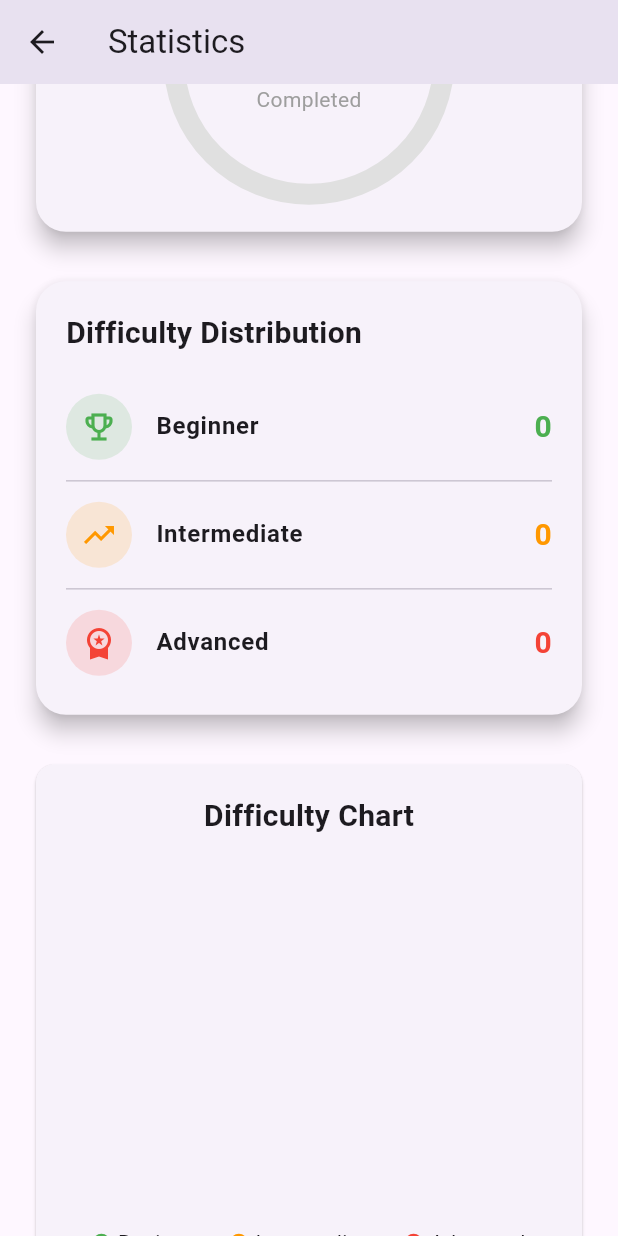
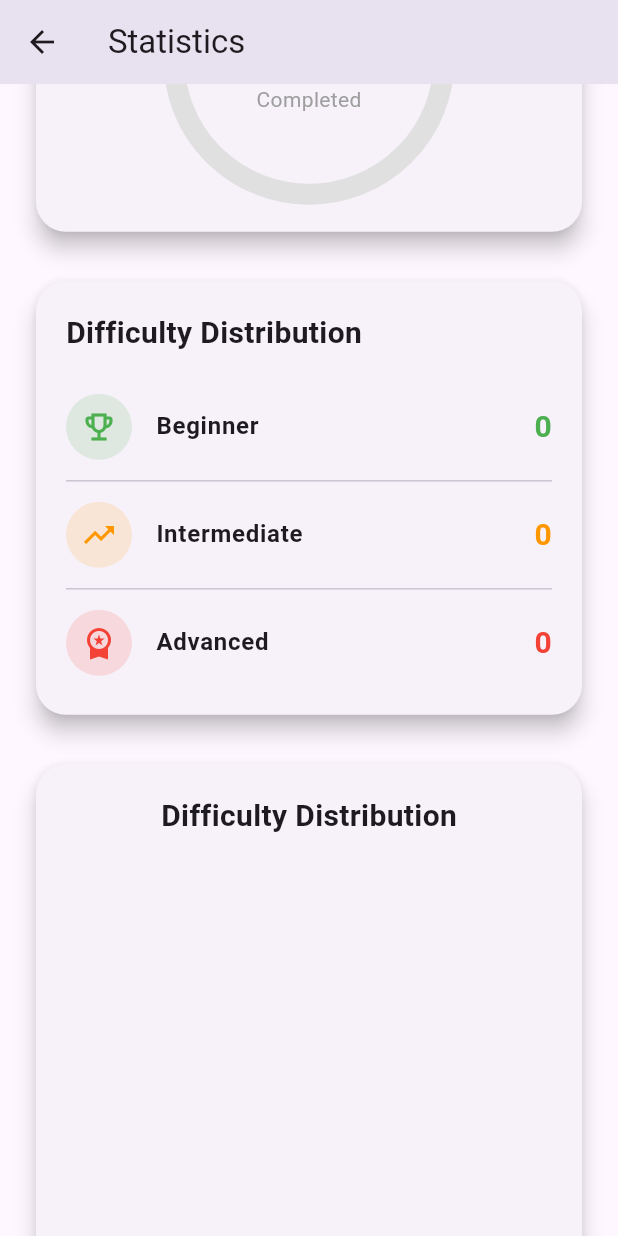
Before and after one commit to nayananpatel18-ui/skillsprint, a Flutter app: the StatisticsScreen screen opened directly, scrolled down 576 dp, on a phone screen of 412 x 824 dp. Run offline on Flutter 3.47's test engine with Material 3 defaults, Android fonts, the phone set to English and light mode, and no system bars; drawn by our look-alikes of fl_chart; our stand-ins replace cloud_firestore, firebase_auth, firebase_core; accounts and stored records are empty.

Commit message:
refactor(statistics): extract difficulty pie chart into reusable widget

```diff
--- a/lib/screens/statistics_screen.dart
+++ b/lib/screens/statistics_screen.dart
@@ -4,6 +4,7 @@ import 'package:cloud_firestore/cloud_firestore.dart';
 import 'package:fl_chart/fl_chart.dart';
 import '../widgets/progress_ring.dart';
 import '../widgets/difficulty_card.dart';
+import '../widgets/difficulty_pie_chart.dart';
 
 
 import '../widgets/stat_card.dart';
@@ -127,10 +128,10 @@ Widget buildStatistics(List<QueryDocumentSnapshot> docs) {
 
 const SizedBox(height: 25),
 
-buildPieChart(
-  beginner,
-  intermediate,
-  advanced,
+DifficultyPieChart(
+  beginner: beginner,
+  intermediate: intermediate,
+  advanced: advanced,
 ),
 
 
@@ -199,167 +200,6 @@ Widget buildOverviewCards(
 }
 
 
-Widget buildPieChart(
-
-    int beginner,
-    int intermediate,
-    int advanced,
-
-) {
-
-  return Card(
-
-    child: Padding(
-
-      padding: const EdgeInsets.all(20),
-
-      child: Column(
-
-        children: [
-
-          const Text(
-
-            "Difficulty Chart",
-
-            style: TextStyle(
-              fontSize: 20,
-              fontWeight: FontWeight.bold,
-            ),
-
-          ),
-
-          const SizedBox(height: 20),
-
-          SizedBox(
-
-            height: 220,
-
-            child: PieChart(
-
-              PieChartData(
-
-                sectionsSpace: 4,
-
-                centerSpaceRadius: 45,
-
-                sections: [
-
-                  PieChartSectionData(
-
-                    value: beginner.toDouble(),
-
-                    color: Colors.green,
-
-                    title: beginner.toString(),
-
-                    radius: 65,
-
-                  ),
-
-                  PieChartSectionData(
-
-                    value: intermediate.toDouble(),
-
-                    color: Colors.orange,
-
-                    title: intermediate.toString(),
-
-                    radius: 65,
-
-                  ),
-
-                  PieChartSectionData(
-
-                    value: advanced.toDouble(),
-
-                    color: Colors.red,
-
-                    title: advanced.toString(),
-
-                    radius: 65,
-
-                  ),
-
-                ],
-
-              ),
-
-            ),
-
-          ),
-
-          const SizedBox(height: 20),
-
-          const Row(
-
-            mainAxisAlignment: MainAxisAlignment.spaceEvenly,
-
-            children: [
-
-              Row(
-
-                children: [
-
-                  CircleAvatar(
-                    radius: 6,
-                    backgroundColor: Colors.green,
-                  ),
-
-                  SizedBox(width: 5),
-
-                  Text("Beginner"),
-
-                ],
-
-              ),
-
-              Row(
-
-                children: [
-
-                  CircleAvatar(
-                    radius: 6,
-                    backgroundColor: Colors.orange,
-                  ),
-
-                  SizedBox(width: 5),
-
-                  Text("Intermediate"),
-
-                ],
-
-              ),
-
-              Row(
-
-                children: [
-
-                  CircleAvatar(
-                    radius: 6,
-                    backgroundColor: Colors.red,
-                  ),
-
-                  SizedBox(width: 5),
-
-                  Text("Advanced"),
-
-                ],
-
-              ),
-
-            ],
-
-          ),
-
-        ],
-
-      ),
-
-    ),
-
-  );
-
-}
 
 Widget buildLatestSkill(String latestSkill) {
 
--- /dev/null
+++ b/lib/widgets/difficulty_pie_chart.dart
@@ -0,0 +1,155 @@
+import 'package:flutter/material.dart';
+import 'package:fl_chart/fl_chart.dart';
+
+class DifficultyPieChart extends StatelessWidget {
+  final int beginner;
+  final int intermediate;
+  final int advanced;
+
+  const DifficultyPieChart({
+    super.key,
+    required this.beginner,
+    required this.intermediate,
+    required this.advanced,
+  });
+
+  @override
+  Widget build(BuildContext context) {
+    final total = beginner + intermediate + advanced;
+
+    return Card(
+      elevation: 6,
+      shape: RoundedRectangleBorder(
+        borderRadius: BorderRadius.circular(20),
+      ),
+      child: Padding(
+        padding: const EdgeInsets.all(20),
+        child: Column(
+          children: [
+
+            const Text(
+              "Difficulty Distribution",
+              style: TextStyle(
+                fontSize: 20,
+                fontWeight: FontWeight.bold,
+              ),
+            ),
+
+            const SizedBox(height: 25),
+
+            SizedBox(
+              height: 240,
+              child: PieChart(
+                PieChartData(
+                  sectionsSpace: 4,
+                  centerSpaceRadius: 60,
+
+                  sections: [
+
+                    PieChartSectionData(
+                      value: beginner.toDouble(),
+                      color: Colors.green,
+                      radius: 70,
+                      title: total == 0
+                          ? "0%"
+                          : "${((beginner / total) * 100).round()}%",
+                      titleStyle: const TextStyle(
+                        color: Colors.white,
+                        fontWeight: FontWeight.bold,
+                      ),
+                    ),
+
+                    PieChartSectionData(
+                      value: intermediate.toDouble(),
+                      color: Colors.orange,
+                      radius: 70,
+                      title: total == 0
+                          ? "0%"
+                          : "${((intermediate / total) * 100).round()}%",
+                      titleStyle: const TextStyle(
+                        color: Colors.white,
+                        fontWeight: FontWeight.bold,
+                      ),
+                    ),
+
+                    PieChartSectionData(
+                      value: advanced.toDouble(),
+                      color: Colors.red,
+                      radius: 70,
+                      title: total == 0
+                          ? "0%"
+                          : "${((advanced / total) * 100).round()}%",
+                      titleStyle: const TextStyle(
+                        color: Colors.white,
+                        fontWeight: FontWeight.bold,
+                      ),
+                    ),
+                  ],
+                ),
+              ),
+            ),
+
+            const SizedBox(height: 20),
+
+            Wrap(
+              spacing: 18,
+              runSpacing: 10,
+              alignment: WrapAlignment.center,
+              children: const [
+
+                _LegendItem(
+                  color: Colors.green,
+                  text: "Beginner",
+                ),
+
+                _LegendItem(
+                  color: Colors.orange,
+                  text: "Intermediate",
+                ),
+
+                _LegendItem(
+                  color: Colors.red,
+                  text: "Advanced",
+                ),
+              ],
+            ),
+          ],
+        ),
+      ),
+    );
+  }
+}
+
+class _LegendItem extends StatelessWidget {
+  final Color color;
+  final String text;
+
+  const _LegendItem({
+    required this.color,
+    required this.text,
+  });
+
+  @override
+  Widget build(BuildContext context) {
+    return Row(
+      mainAxisSize: MainAxisSize.min,
+      children: [
+
+        CircleAvatar(
+          radius: 6,
+          backgroundColor: color,
+        ),
+
+        const SizedBox(width: 6),
+
+        Text(
+          text,
+          style: const TextStyle(
+            fontWeight: FontWeight.w500,
+          ),
+        ),
+
+      ],
+    );
+  }
+}
```
